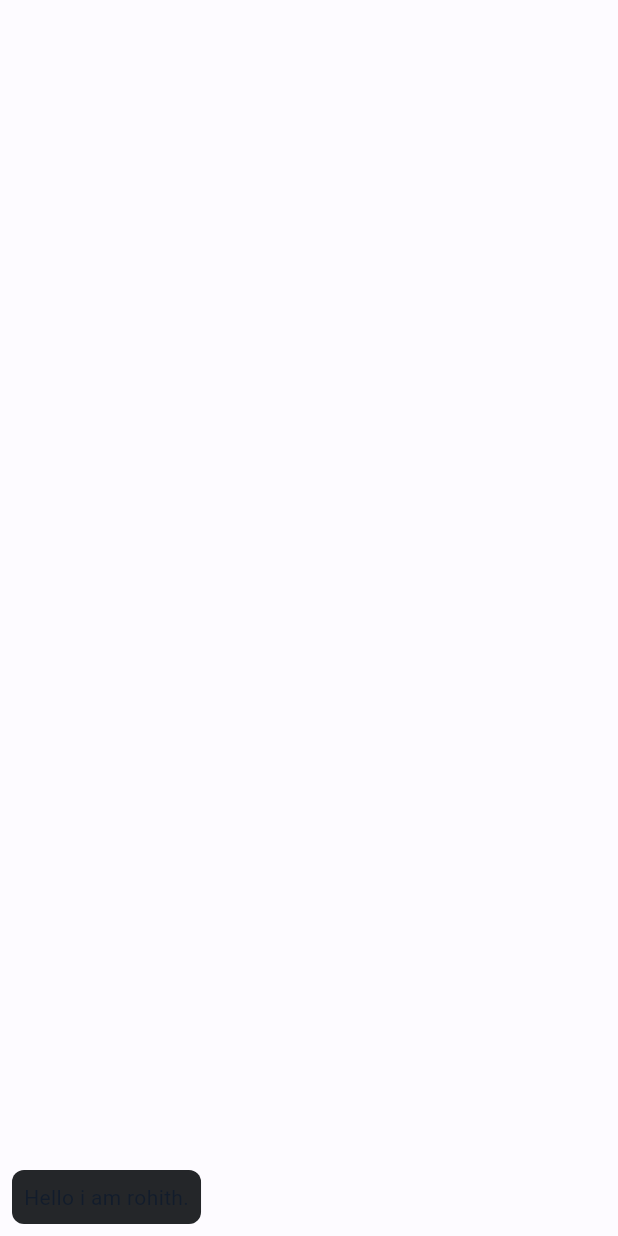
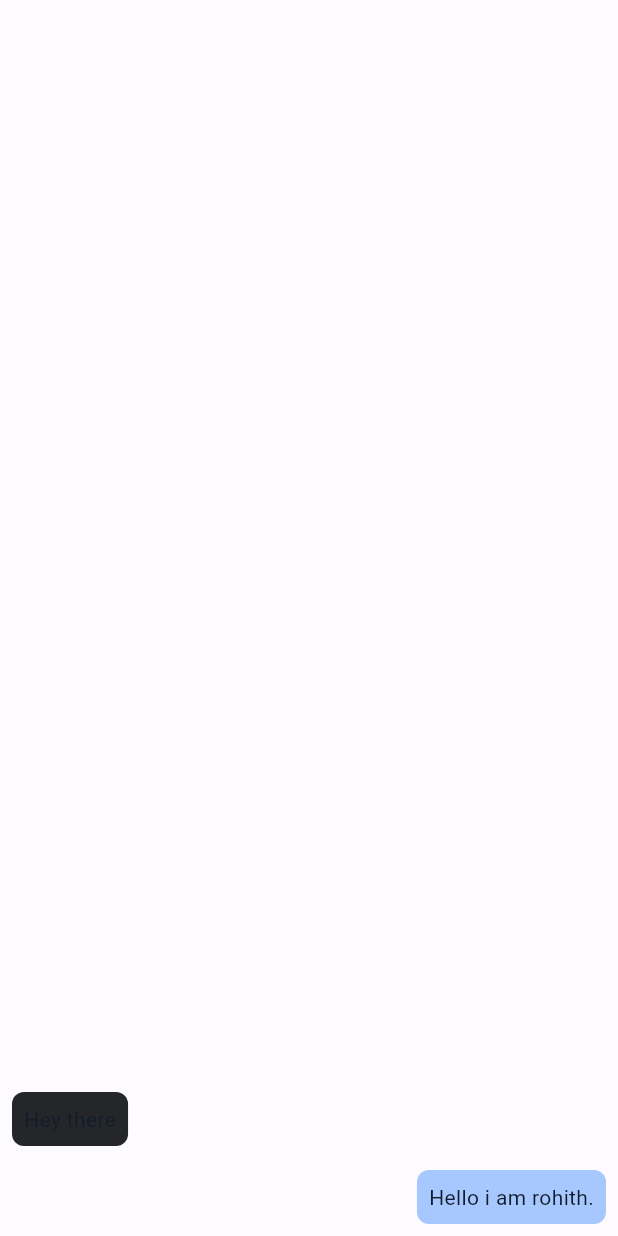
Before and after one commit to brohithkr/Mystique, a Flutter app: the ChatPage screen opened directly, on a phone screen of 412 x 824 dp. Run offline on Flutter 3.47's test engine with Material 2 defaults, Android fonts, the phone set to English and light mode, and no system bars; our stand-ins replace flutter_spinkit.

Commit message:
again [deploy]

```diff
--- a/client/mystique_gui/lib/chat_ui.dart
+++ b/client/mystique_gui/lib/chat_ui.dart
@@ -30,7 +30,8 @@ class _ChatPageState extends State<ChatPage> {
       body: Column(
         mainAxisAlignment: MainAxisAlignment.end,
         children: [
-          Message(data: "Hello i am rohith.", whose: "their"),
+          Message(data: "Hey there", whose: "their"),
+          Message(data: "Hello i am rohith.", whose: "yours"),
           Bottombar(),
         ],
       ),
@@ -93,6 +94,9 @@ class Message extends StatelessWidget {
   Widget build(BuildContext context) {
     final myColorScheme = Theme.of(context).colorScheme;
     return Row(
+        mainAxisAlignment: (whose == "their")
+            ? MainAxisAlignment.start
+            : MainAxisAlignment.end,
         children: (whose == "their")
             ? [
                 Flexible(
@@ -114,10 +118,10 @@ class Message extends StatelessWidget {
                     ),
                   ),
                 ),
-                Flexible(flex: 1, child: SizedBox()),
+                Flexible(flex: 1, fit: FlexFit.tight, child: SizedBox()),
               ]
             : [
-                Flexible(flex: 1, child: SizedBox()),
+                Flexible(flex: 1, fit: FlexFit.tight, child: SizedBox()),
                 Flexible(
                   flex: 2,
                   child: Container(
@@ -131,7 +135,7 @@ class Message extends StatelessWidget {
                       child: Text(
                         data,
                         style: TextStyle(
-                          color: myColorScheme.onPrimary,
+                          color: myColorScheme.onSecondaryContainer,
                         ),
                       ),
                     ),
```
